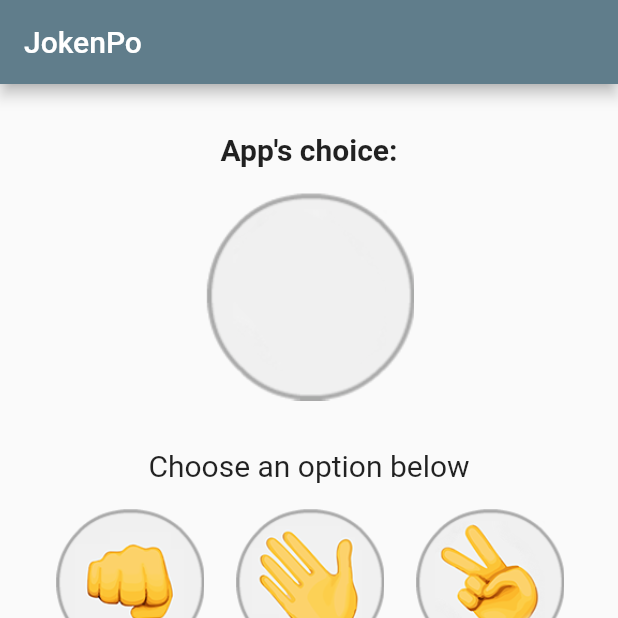
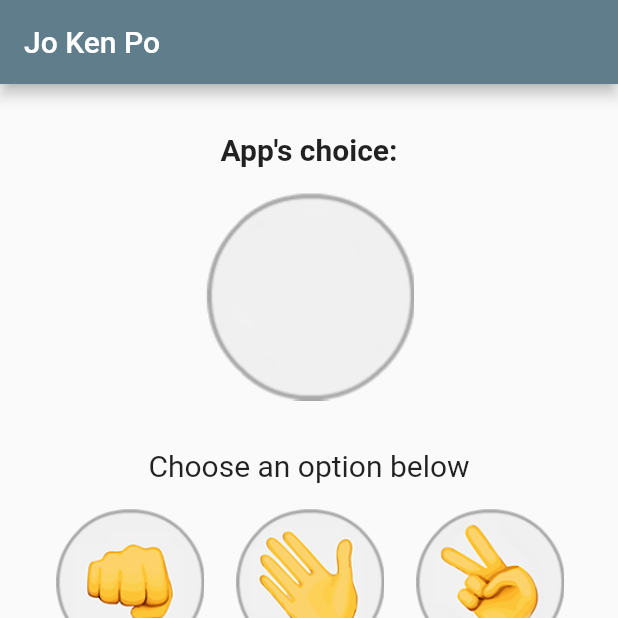
Before and after one commit to willyelns/joken-po, a Flutter app: the screen it shows after launch, on a phone screen of 412 x 824 dp, the top half of it. Run offline on Flutter 3.47's test engine with Material 2 defaults, Android fonts, the phone set to English and light mode, and no system bars.

Commit message:
Adding a new custom widget

```diff
--- a/lib/main.dart
+++ b/lib/main.dart
@@ -1,5 +1,5 @@
 import 'package:flutter/material.dart';
-import 'package:jokenpo/game.dart';
+import 'package:jokenpo/pages/gamepage.dart';
 
 void main() => runApp(MyApp());
 
@@ -7,12 +7,12 @@ class MyApp extends StatelessWidget {
   @override
   Widget build(BuildContext context) {
     return MaterialApp(
-      title: 'Joken Po',
+      title: 'Jo Ken Po',
       debugShowCheckedModeBanner: false,
       theme: ThemeData(
         primarySwatch: Colors.blueGrey,
       ),
-      home: GamePage(title: 'JokenPo'),
+      home: GamePage(title: 'Jo Ken Po'),
     );
   }
 }
--- a/lib/game.dart
+++ b/lib/pages/gamePage.dart
@@ -1,6 +1,7 @@
 import 'dart:math';
 
 import 'package:flutter/material.dart';
+import 'package:jokenpo/widgets/joken-po-button.dart';
 
 class GamePage extends StatefulWidget {
   final String title;
@@ -104,17 +105,18 @@ class _GamePageState extends State<GamePage> {
             Row(
               mainAxisAlignment: MainAxisAlignment.spaceEvenly,
               children: <Widget>[
-                GestureDetector(
-                  onTap: () => _selectedOption(JokenOptions.rock),
-                  child: Image.asset('assets/images/rock.png', height: 100),
+                JokenPoButton(
+                  imagePath: 'assets/images/rock.png',
+                  callbackFunction: () => _selectedOption(JokenOptions.rock),
                 ),
-                GestureDetector(
-                  onTap: () => _selectedOption(JokenOptions.paper),
-                  child: Image.asset('assets/images/paper.png', height: 100),
+                JokenPoButton(
+                  imagePath: 'assets/images/paper.png',
+                  callbackFunction: () => _selectedOption(JokenOptions.paper),
                 ),
-                GestureDetector(
-                  onTap: () => _selectedOption(JokenOptions.scissors),
-                  child: Image.asset('assets/images/scissors.png', height: 100),
+                JokenPoButton(
+                  imagePath: 'assets/images/scissors.png',
+                  callbackFunction: () =>
+                      _selectedOption(JokenOptions.scissors),
                 ),
               ],
             ),
--- /dev/null
+++ b/lib/widgets/joken-po-button.dart
@@ -0,0 +1,17 @@
+import 'package:flutter/material.dart';
+
+class JokenPoButton extends StatelessWidget {
+  final String imagePath;
+  final Function callbackFunction;
+
+  const JokenPoButton({Key key, this.imagePath, this.callbackFunction})
+      : super(key: key);
+
+  @override
+  Widget build(BuildContext context) {
+    return GestureDetector(
+      onTap: this.callbackFunction,
+      child: Image.asset(this.imagePath, height: 100),
+    );
+  }
+}
```
Also changed, not shown: 1 other file.
